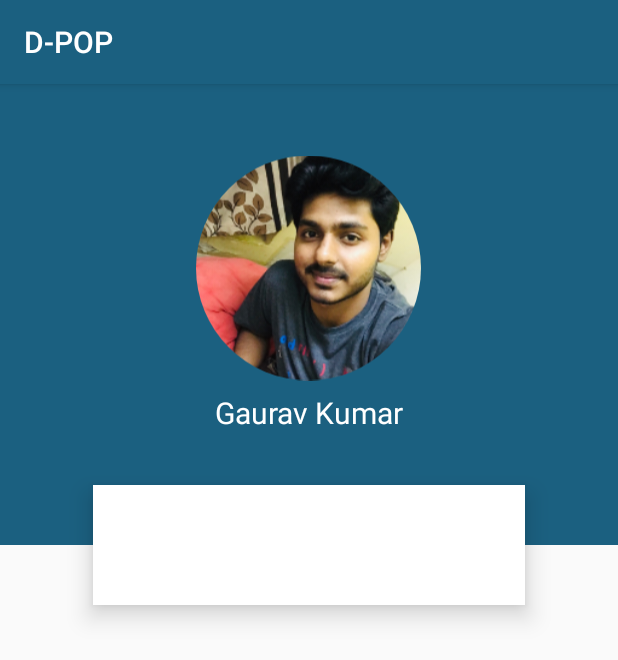
After one commit to geek-gupta/DPOP, an Android app: the ProfileActivity screen opened directly, with no data from a screen before it, on a phone screen of 412 x 824 dp. The commit adds this screen. Shown: the top 660 px of the screen. Run offline under Robolectric (Android 15) with nearby library versions, the light colour scheme and no system bars; pictures from the network do not load.

Commit message:
Profile page

```diff
--- a/app/build.gradle
+++ b/app/build.gradle
@@ -31,4 +31,6 @@ dependencies {
     implementation 'com.squareup.retrofit2:converter-gson:2.5.0'
     implementation 'com.jakewharton.picasso:picasso2-okhttp3-downloader:1.1.0'
     implementation 'com.squareup.retrofit2:converter-gson:2.1.0'
+    implementation 'com.github.bumptech.glide:glide:4.9.0'
+    annotationProcessor 'com.github.bumptech.glide:compiler:4.9.0'
 }
--- /dev/null
+++ b/app/src/main/java/com/example/d_pop/activity/ProfileActivity.java
@@ -0,0 +1,23 @@
+package com.example.d_pop.activity;
+
+import android.support.v7.app.AppCompatActivity;
+import android.os.Bundle;
+import android.widget.ImageView;
+
+import com.bumptech.glide.Glide;
+import com.bumptech.glide.request.RequestOptions;
+import com.example.d_pop.R;
+
+public class ProfileActivity extends AppCompatActivity {
+
+    private ImageView mProfileImageView;
+
+    @Override
+    protected void onCreate(Bundle savedInstanceState) {
+        super.onCreate(savedInstanceState);
+        setContentView(R.layout.activity_profile);
+        mProfileImageView = findViewById(R.id.profile_image_view);
+
+        Glide.with(this).load(R.drawable.me).apply(RequestOptions.circleCropTransform()).into(mProfileImageView);
+    }
+}
--- /dev/null
+++ b/app/src/main/res/layout/activity_profile.xml
@@ -0,0 +1,73 @@
+<?xml version="1.0" encoding="utf-8"?>
+<android.support.constraint.ConstraintLayout xmlns:android="http://schemas.android.com/apk/res/android"
+    xmlns:app="http://schemas.android.com/apk/res-auto"
+    xmlns:tools="http://schemas.android.com/tools"
+    android:layout_width="match_parent"
+    android:layout_height="match_parent"
+    android:orientation="vertical"
+    tools:context=".activity.ProfileActivity">
+
+
+    <LinearLayout
+        android:id="@+id/linearLayout"
+        android:layout_width="match_parent"
+        android:layout_height="0dp"
+        android:background="@color/colorPrimary"
+        app:layout_constraintEnd_toEndOf="parent"
+        app:layout_constraintStart_toStartOf="parent"
+        app:layout_constraintTop_toTopOf="parent"
+        app:layout_constraintHeight_percent=".4"
+        android:gravity="center"
+        android:padding="40dp"
+        android:weightSum="10"
+        android:orientation="vertical">
+
+        <ImageView
+            android:id="@+id/profile_image_view"
+            android:layout_width="150dp"
+            android:layout_height="0dp"
+            android:layout_weight="8"/>
+
+        <TextView
+            android:layout_width="wrap_content"
+            android:layout_height="0dp"
+            android:layout_weight="2"
+            android:textColor="@color/colorWhite"
+            android:textSize="20sp"
+            android:maxLines="1"
+            android:layout_marginBottom="20dp"
+            android:text="Gaurav Kumar"/>
+
+    </LinearLayout>
+
+    <LinearLayout
+        android:layout_width="0dp"
+        android:layout_height="80dp"
+        android:layout_marginStart="8dp"
+        android:layout_marginLeft="8dp"
+        android:layout_marginEnd="8dp"
+        android:layout_marginRight="8dp"
+        android:background="@color/colorWhite"
+        android:translationY="-40dp"
+        app:layout_constraintEnd_toEndOf="parent"
+        app:layout_constraintStart_toStartOf="parent"
+        app:layout_constraintTop_toTopOf="@+id/linearLayout2"
+        app:layout_constraintWidth_percent=".7"
+        android:elevation="10dp">
+
+    </LinearLayout>
+
+    <LinearLayout
+        android:id="@+id/linearLayout2"
+        android:layout_width="match_parent"
+        android:layout_height="442dp"
+        app:layout_constraintEnd_toEndOf="parent"
+        app:layout_constraintHeight_percent=".6"
+        app:layout_constraintStart_toStartOf="parent"
+        app:layout_constraintTop_toBottomOf="@+id/linearLayout"
+        android:orientation="vertical">
+
+    </LinearLayout>
+
+
+</android.support.constraint.ConstraintLayout>
--- a/app/src/main/res/menu/home_menu.xml
+++ b/app/src/main/res/menu/home_menu.xml
@@ -1,6 +1,12 @@
 <?xml version="1.0" encoding="utf-8"?>
 <menu xmlns:android="http://schemas.android.com/apk/res/android">
 
+    <item android:id="@+id/profile" android:title="profile">
+        <menu>
+            <item android:title="HOD" android:id="@+id/hod_profile"></item>
+            <item android:title="Teachers" android:id="@+id/teachers_profile"></item>
+        </menu>
+    </item>
     <item android:id="@+id/logout" android:title="Logout"></item>
 
 </menu>
```
Also changed, not shown: app/src/main/AndroidManifest.xml (+4 -5 lines), app/src/main/java/com/example/d_pop/activity/HomeActivity.java (+7 -1 lines), app/src/main/res/drawable/circle.xml (added, +11 -0 lines), app/src/main/res/drawable/me.png (added).
